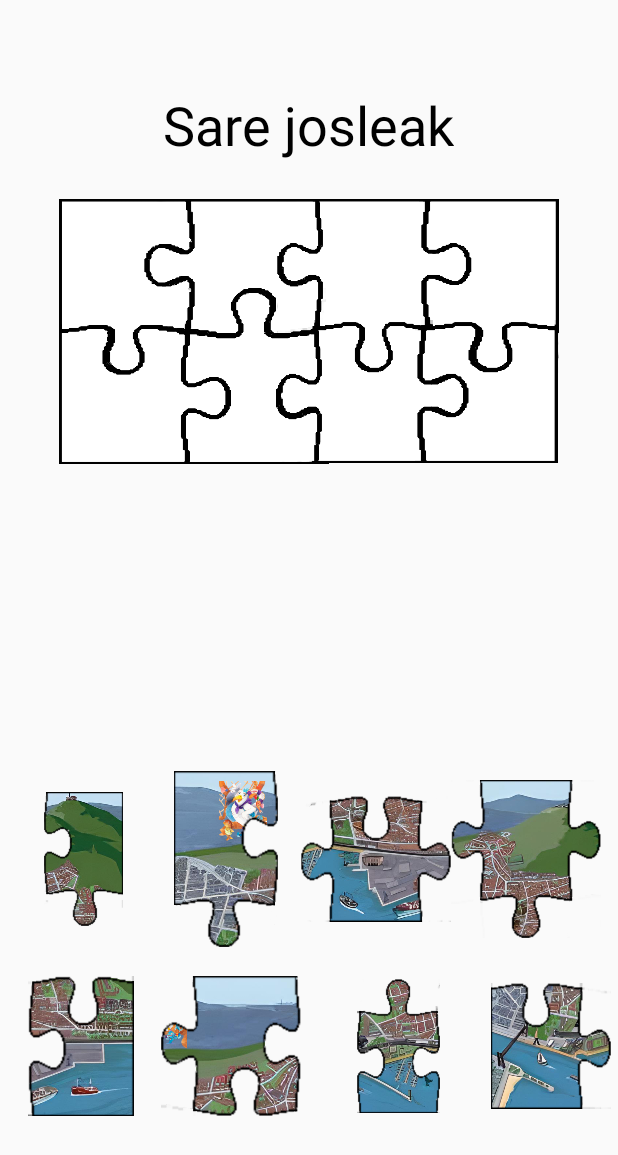
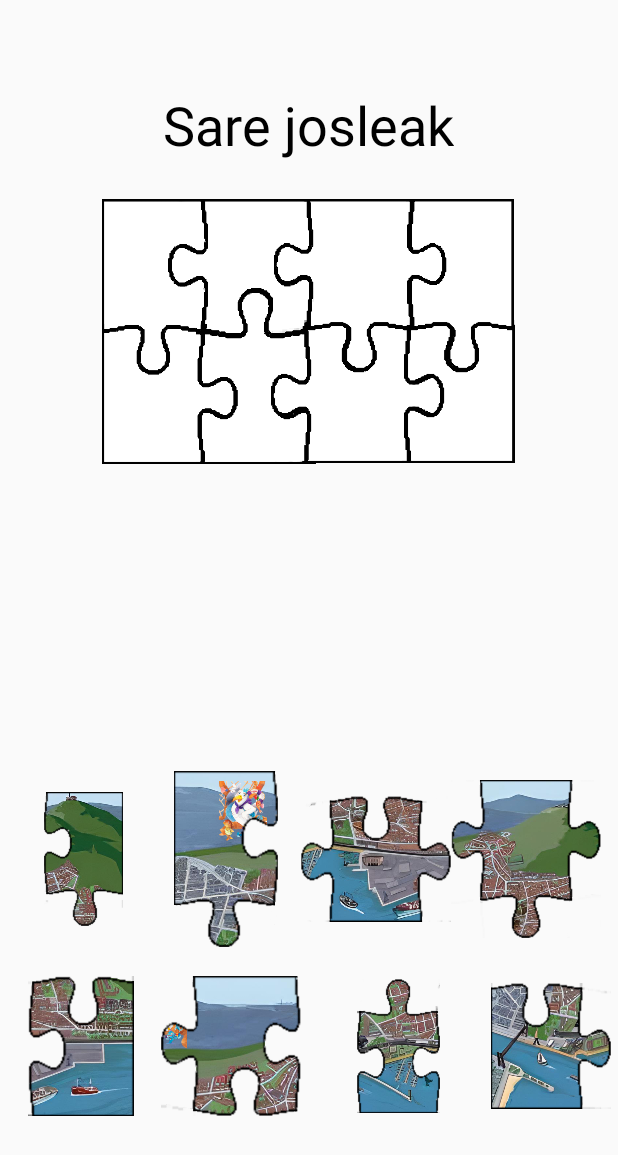
Before and after one commit to igonzalezDM2/didactic-app, an Android app: the Puzzle4x2Activity screen opened directly, with no data from a screen before it, on a phone screen of 412 x 824 dp. Shown: the top 1155 px of the screen. Run offline under Robolectric (Android 15) with nearby library versions, the phone set to English and light mode, and no system bars.

Commit message:
ADD ajuste
Ah¡juste de tamaños

```diff
--- a/app/src/main/res/layout/activity_puzzle4x2.xml
+++ b/app/src/main/res/layout/activity_puzzle4x2.xml
@@ -33,37 +33,37 @@
 
                 <ImageView
                     android:id="@+id/marco1"
-                    android:layout_width="95dp"
+                    android:layout_width="72dp"
                     android:layout_height="117dp"
                     android:background="@drawable/marco4x2p1" />
 
                 <ImageView
                     android:id="@+id/marco2"
-                    android:layout_width="125dp"
+                    android:layout_width="100dp"
                     android:layout_height="93dp"
-                    android:layout_marginLeft="-40dp"
+                    android:layout_marginLeft="-29dp"
                     android:layout_toRightOf="@id/marco1"
                     android:background="@drawable/marco4x2p2" />
 
                 <ImageView
                     android:id="@+id/marco3"
-                    android:layout_width="130dp"
+                    android:layout_width="117dp"
                     android:layout_height="116dp"
-                    android:layout_marginLeft="-35dp"
+                    android:layout_marginLeft="-29dp"
                     android:layout_toRightOf="@id/marco2"
                     android:background="@drawable/marco4x2p3" />
 
                 <ImageView
                     android:id="@+id/marco4"
-                    android:layout_width="93dp"
+                    android:layout_width="72dp"
                     android:layout_height="116dp"
-                    android:layout_marginLeft="-35dp"
+                    android:layout_marginLeft="-28dp"
                     android:layout_toRightOf="@id/marco3"
                     android:background="@drawable/marco4x2p4" />
 
                 <ImageView
                     android:id="@+id/marco5"
-                    android:layout_width="115dp"
+                    android:layout_width="92dp"
                     android:layout_height="93dp"
                     android:layout_marginTop="-34dp"
                     android:layout_below="@id/marco1"
@@ -71,30 +71,30 @@
 
                 <ImageView
                     android:id="@+id/marco6"
-                    android:layout_width="100dp"
+                    android:layout_width="80dp"
                     android:layout_height="117dp"
                     android:layout_marginTop="-34dp"
-                    android:layout_marginLeft="-35dp"
+                    android:layout_marginLeft="-29dp"
                     android:layout_toRightOf="@id/marco5"
                     android:layout_below="@id/marco2"
                     android:background="@drawable/marco4x2p6" />
 
                 <ImageView
                     android:id="@+id/marco7"
-                    android:layout_width="130dp"
+                    android:layout_width="120dp"
                     android:layout_height="95dp"
                     android:layout_marginTop="-35dp"
-                    android:layout_marginLeft="-35dp"
+                    android:layout_marginLeft="-31dp"
                     android:layout_toRightOf="@id/marco6"
                     android:layout_below="@id/marco3"
                     android:background="@drawable/marco4x2p7" />
 
                 <ImageView
                     android:id="@+id/marco8"
-                    android:layout_width="95dp"
+                    android:layout_width="75dp"
                     android:layout_height="95dp"
                     android:layout_marginTop="-35dp"
-                    android:layout_marginLeft="-37dp"
+                    android:layout_marginLeft="-31dp"
                     android:layout_toRightOf="@id/marco7"
                     android:layout_below="@id/marco4"
                     android:background="@drawable/marco4x2p8" />
```
